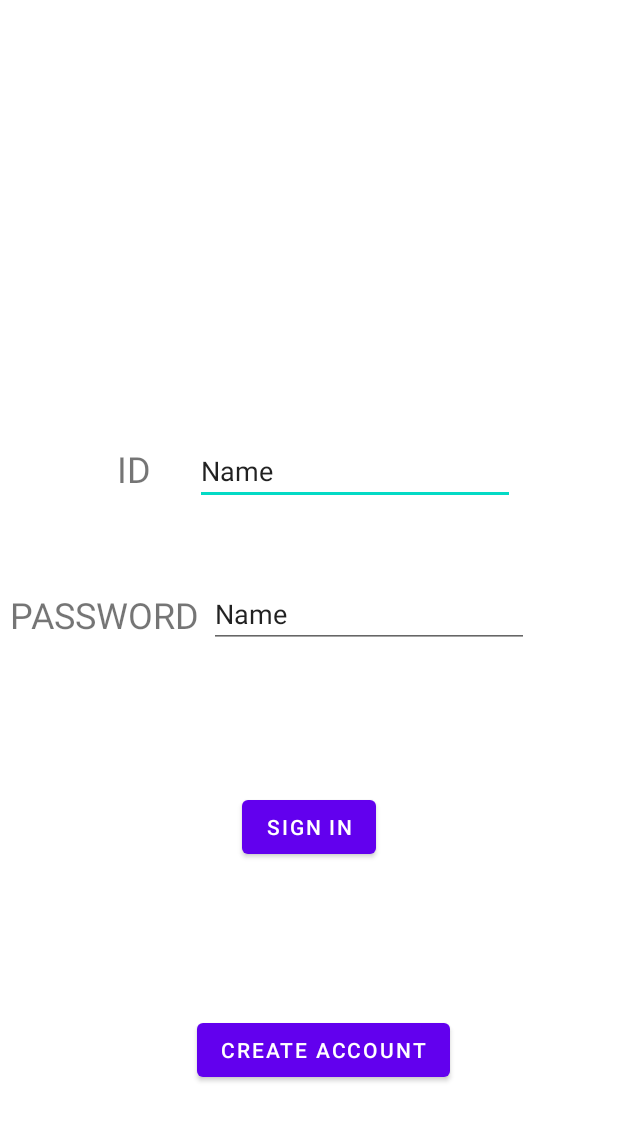
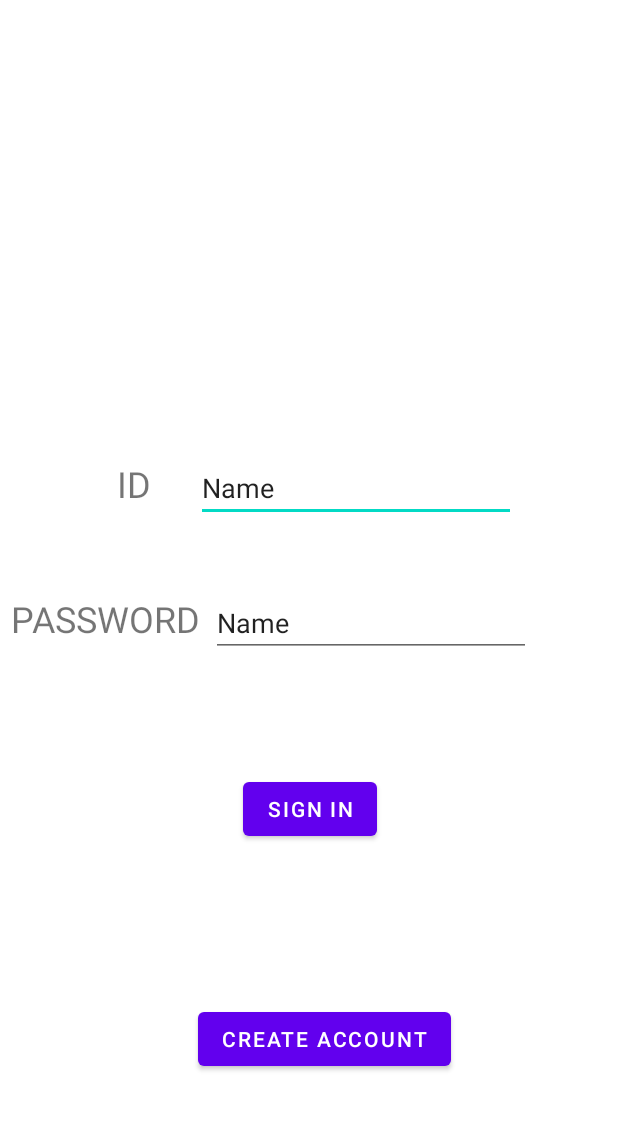
Before and after one commit to jjunehee/Capstone_EveryKid, an Android app: the layout activity_main.xml on its own in the app's theme, with its tools: preview values and no code run, on a phone screen of 412 x 824 dp. Shown: the top 1121 px of the screen. Run offline under Robolectric (Android 15) with nearby library versions, the phone set to English and light mode, and no system bars.

```diff
--- a/app/src/main/res/layout/activity_main.xml
+++ b/app/src/main/res/layout/activity_main.xml
@@ -10,76 +10,66 @@
         android:id="@+id/editTextTextPersonName"
         android:layout_width="wrap_content"
         android:layout_height="wrap_content"
+        android:layout_marginEnd="10dp"
         android:ems="10"
         android:inputType="textPersonName"
         android:text="Name"
-        app:layout_constraintBottom_toBottomOf="@+id/textView"
-        app:layout_constraintEnd_toEndOf="parent"
-        app:layout_constraintHorizontal_bias="0.297"
-        app:layout_constraintStart_toEndOf="@+id/textView"
-        app:layout_constraintTop_toTopOf="@+id/textView"
-        app:layout_constraintVertical_bias="0.384" />
+        app:layout_constraintBaseline_toBaselineOf="@+id/textView"
+        app:layout_constraintEnd_toEndOf="@+id/editTextTextPersonName2" />
 
     <TextView
         android:id="@+id/textView"
         android:layout_width="wrap_content"
         android:layout_height="wrap_content"
+        android:layout_marginEnd="30dp"
+        android:layout_marginBottom="57dp"
         android:text="ID"
         android:textSize="24sp"
-        app:layout_constraintBottom_toBottomOf="parent"
-        app:layout_constraintEnd_toEndOf="parent"
-        app:layout_constraintHorizontal_bias="0.2"
-        app:layout_constraintStart_toStartOf="parent"
-        app:layout_constraintTop_toTopOf="parent"
-        app:layout_constraintVertical_bias="0.374" />
+        app:layout_constraintBottom_toTopOf="@+id/textView2"
+        app:layout_constraintEnd_toStartOf="@+id/editTextTextPersonName" />
 
     <EditText
         android:id="@+id/editTextTextPersonName2"
         android:layout_width="wrap_content"
         android:layout_height="wrap_content"
+        android:layout_marginStart="7dp"
         android:ems="10"
         android:inputType="textPersonName"
         android:text="Name"
-        app:layout_constraintBottom_toBottomOf="@+id/textView2"
-        app:layout_constraintEnd_toEndOf="parent"
-        app:layout_constraintHorizontal_bias="0.102"
-        app:layout_constraintStart_toEndOf="@+id/textView2"
-        app:layout_constraintTop_toTopOf="@+id/textView2"
-        app:layout_constraintVertical_bias="0.538" />
+        app:layout_constraintBaseline_toBaselineOf="@+id/textView2"
+        app:layout_constraintStart_toEndOf="@+id/textView2" />
 
     <TextView
         android:id="@+id/textView2"
         android:layout_width="wrap_content"
         android:layout_height="wrap_content"
+        android:layout_marginStart="7dp"
         android:text="PASSWORD"
         android:textSize="24sp"
         app:layout_constraintBottom_toBottomOf="parent"
-        app:layout_constraintEnd_toEndOf="parent"
-        app:layout_constraintHorizontal_bias="0.024"
         app:layout_constraintStart_toStartOf="parent"
-        app:layout_constraintTop_toBottomOf="@+id/textView"
-        app:layout_constraintVertical_bias="0.14" />
+        app:layout_constraintTop_toTopOf="parent" />
 
     <Button
         android:id="@+id/button"
         android:layout_width="wrap_content"
         android:layout_height="wrap_content"
+        android:layout_marginStart="21dp"
+        android:layout_marginTop="77dp"
         android:text="SIGN IN"
-        app:layout_constraintBottom_toTopOf="@+id/button2"
-        app:layout_constraintEnd_toEndOf="parent"
-        app:layout_constraintStart_toStartOf="parent"
-        app:layout_constraintTop_toBottomOf="@+id/textView2" />
+        app:layout_constraintStart_toStartOf="@+id/editTextTextPersonName2"
+        app:layout_constraintTop_toBottomOf="@+id/editTextTextPersonName2" />
 
     <Button
         android:id="@+id/button2"
         android:layout_width="wrap_content"
         android:layout_height="wrap_content"
+        android:layout_marginTop="83dp"
+        android:layout_marginEnd="111dp"
+        android:layout_marginBottom="86dp"
         android:text="CREATE ACCOUNT"
         app:layout_constraintBottom_toBottomOf="parent"
         app:layout_constraintEnd_toEndOf="parent"
-        app:layout_constraintHorizontal_bias="0.539"
-        app:layout_constraintStart_toStartOf="parent"
-        app:layout_constraintTop_toBottomOf="@+id/textView2"
-        app:layout_constraintVertical_bias="0.714" />
+        app:layout_constraintTop_toBottomOf="@+id/button" />
 
 </androidx.constraintlayout.widget.ConstraintLayout>
--- /dev/null
+++ b/app/src/main/res/layout/fragment_setting.xml
@@ -0,0 +1,6 @@
+<?xml version="1.0" encoding="utf-8"?>
+<androidx.constraintlayout.widget.ConstraintLayout xmlns:android="http://schemas.android.com/apk/res/android"
+    android:layout_width="match_parent"
+    android:layout_height="match_parent">
+
+</androidx.constraintlayout.widget.ConstraintLayout>
```
